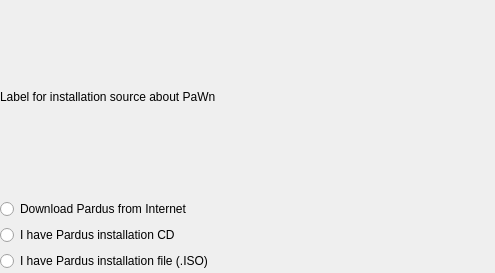
Above: playground/gsoc/pawn/src/gui/widgetSource.ui from pars-linux/uludag before the change. Below: the same form after it.
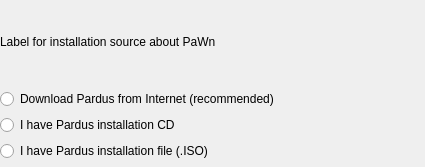
That is the form after the change.

```diff
--- a/playground/gsoc/pawn/src/gui/widgetSource.ui
+++ b/playground/gsoc/pawn/src/gui/widgetSource.ui
@@ -6,8 +6,8 @@
    <rect>
     <x>0</x>
     <y>0</y>
-    <width>495</width>
-    <height>273</height>
+    <width>425</width>
+    <height>167</height>
    </rect>
   </property>
   <property name="windowTitle">
@@ -18,8 +18,8 @@
     <rect>
      <x>0</x>
      <y>0</y>
-     <width>481</width>
-     <height>271</height>
+     <width>421</width>
+     <height>161</height>
     </rect>
    </property>
    <layout class="QVBoxLayout" name="verticalLayout">
@@ -37,7 +37,7 @@
         <item>
          <widget class="QRadioButton" name="optInternet">
           <property name="text">
-           <string>Download Pardus from Internet</string>
+           <string>Download Pardus from Internet (recommended)</string>
           </property>
          </widget>
         </item>
```
